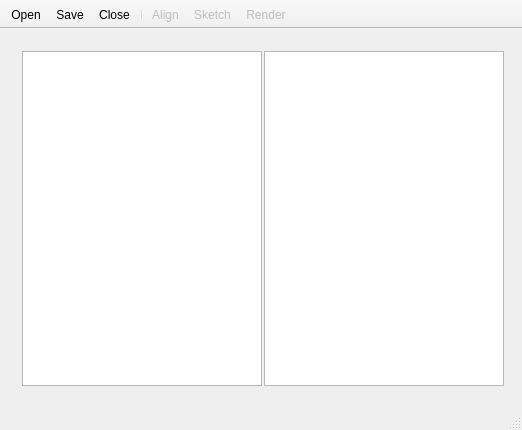
Old version of the form FaceLocation/mainwindow.ui in the repository fishwsr/FaceAlign.
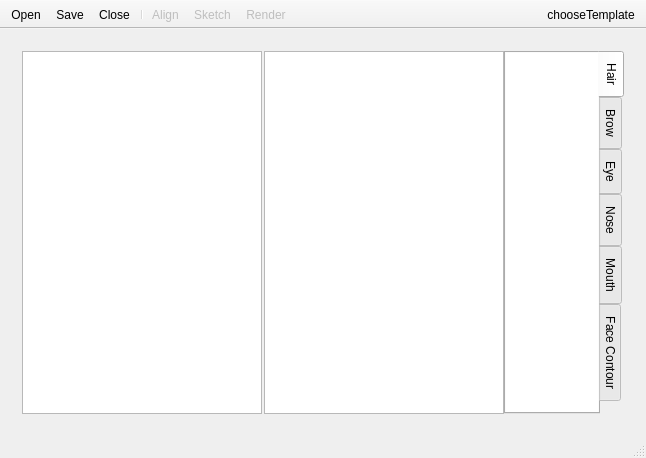
New version of the form. The open tabs and pages were chosen to show the change. Icons and pictures are not drawn. Custom widgets are drawn as their Qt base class.

Commit message: add template choose GUI

```diff
--- a/FaceLocation/mainwindow.ui
+++ b/FaceLocation/mainwindow.ui
@@ -6,8 +6,8 @@
    <rect>
     <x>0</x>
     <y>0</y>
-    <width>522</width>
-    <height>430</height>
+    <width>646</width>
+    <height>458</height>
    </rect>
   </property>
   <property name="sizePolicy">
@@ -52,6 +52,9 @@
     <property name="sizeConstraint">
      <enum>QLayout::SetDefaultConstraint</enum>
     </property>
+    <property name="horizontalSpacing">
+     <number>1</number>
+    </property>
     <item row="0" column="1">
      <widget class="QStackedWidget" name="stackedWidget">
       <property name="sizePolicy">
@@ -118,7 +121,7 @@
             <property name="minimumSize">
              <size>
               <width>240</width>
-              <height>320</height>
+              <height>300</height>
              </size>
             </property>
            </widget>
@@ -232,6 +235,148 @@
       </widget>
      </widget>
     </item>
+    <item row="0" column="2">
+     <widget class="QWidget" name="templateAreaWidget" native="true">
+      <layout class="QVBoxLayout" name="templateAreaLayout">
+       <item>
+        <widget class="QTabWidget" name="templateTabWidget">
+         <property name="minimumSize">
+          <size>
+           <width>120</width>
+           <height>0</height>
+          </size>
+         </property>
+         <property name="tabPosition">
+          <enum>QTabWidget::East</enum>
+         </property>
+         <property name="currentIndex">
+          <number>0</number>
+         </property>
+         <widget class="QWidget" name="hairTab">
+          <attribute name="title">
+           <string>Hair</string>
+          </attribute>
+          <layout class="QVBoxLayout" name="hairLayout">
+           <property name="spacing">
+            <number>6</number>
+           </property>
+           <property name="margin">
+            <number>0</number>
+           </property>
+           <item>
+            <widget class="QListWidget" name="hairListWidget">
+             <property name="frameShape">
+              <enum>QFrame::NoFrame</enum>
+             </property>
+            </widget>
+           </item>
+          </layout>
+         </widget>
+         <widget class="QWidget" name="browTab">
+          <attribute name="title">
+           <string>Brow</string>
+          </attribute>
+          <layout class="QVBoxLayout" name="browLayout">
+           <property name="spacing">
+            <number>6</number>
+           </property>
+           <property name="margin">
+            <number>0</number>
+           </property>
+           <item>
+            <widget class="QListWidget" name="browListWidget">
+             <property name="frameShape">
+              <enum>QFrame::NoFrame</enum>
+             </property>
+            </widget>
+           </item>
+          </layout>
+         </widget>
+         <widget class="QWidget" name="eyeTab">
+          <attribute name="title">
+           <string>Eye</string>
+          </attribute>
+          <layout class="QVBoxLayout" name="eyeLayout">
+           <property name="spacing">
+            <number>6</number>
+           </property>
+           <property name="margin">
+            <number>0</number>
+           </property>
+           <item>
+            <widget class="QListWidget" name="eyeListWidget">
+             <property name="frameShape">
+              <enum>QFrame::NoFrame</enum>
+             </property>
+            </widget>
+           </item>
+          </layout>
+         </widget>
+         <widget class="QWidget" name="noseTab">
+          <attribute name="title">
+           <string>Nose</string>
+          </attribute>
+          <layout class="QVBoxLayout" name="noseLayout">
+           <property name="spacing">
+            <number>6</number>
+           </property>
+           <property name="margin">
+            <number>0</number>
+           </property>
+           <item>
+            <widget class="QListWidget" name="noseListWidget">
+             <property name="frameShape">
+              <enum>QFrame::NoFrame</enum>
+             </property>
+            </widget>
+           </item>
+          </layout>
+         </widget>
+         <widget class="QWidget" name="mouthTab">
+          <attribute name="title">
+           <string>Mouth</string>
+          </attribute>
+          <layout class="QVBoxLayout" name="mouthLayout">
+           <property name="spacing">
+            <number>6</number>
+           </property>
+           <property name="margin">
+            <number>0</number>
+           </property>
+           <item>
+            <widget class="QListWidget" name="mouthListWidget">
+             <property name="frameShape">
+              <enum>QFrame::NoFrame</enum>
+             </property>
+            </widget>
+           </item>
+          </layout>
+         </widget>
+         <widget class="QWidget" name="faceContourTab">
+          <attribute name="title">
+           <string>Face Contour</string>
+          </attribute>
+          <layout class="QVBoxLayout" name="faceContourLayout">
+           <property name="spacing">
+            <number>6</number>
+           </property>
+           <property name="margin">
+            <number>0</number>
+           </property>
+           <item>
+            <widget class="QListWidget" name="faceContourListWidget">
+             <property name="frameShape">
+              <enum>QFrame::NoFrame</enum>
+             </property>
+            </widget>
+           </item>
+          </layout>
+         </widget>
+        </widget>
+       </item>
+      </layout>
+     </widget>
+    </item>
    </layout>
   </widget>
   <widget class="QToolBar" name="mainToolBar">
@@ -268,6 +413,30 @@
    <addaction name="renderAction"/>
   </widget>
   <widget class="QStatusBar" name="statusBar"/>
+  <widget class="QToolBar" name="rightToolBar">
+   <property name="sizePolicy">
+    <sizepolicy hsizetype="Minimum" vsizetype="Fixed">
+     <horstretch>0</horstretch>
+     <verstretch>0</verstretch>
+    </sizepolicy>
+   </property>
+   <property name="windowTitle">
+    <string>toolBar</string>
+   </property>
+   <property name="layoutDirection">
+    <enum>Qt::RightToLeft</enum>
+   </property>
+   <property name="movable">
+    <bool>false</bool>
+   </property>
+   <attribute name="toolBarArea">
+    <enum>TopToolBarArea</enum>
+   </attribute>
+   <attribute name="toolBarBreak">
+    <bool>false</bool>
+   </attribute>
+   <addaction name="chooseTemplateAction"/>
+  </widget>
   <action name="openAction">
    <property name="icon">
     <iconset>
@@ -377,6 +546,18 @@
     <string>Render Video</string>
    </property>
   </action>
+  <action name="chooseTemplateAction">
+   <property name="icon">
+    <iconset resource="mainwindow.qrc">
+     <normaloff>:/MainWindow/images/chooseTemplate.png</normaloff>:/MainWindow/images/chooseTemplate.png</iconset>
+   </property>
+   <property name="text">
+    <string>chooseTemplate</string>
+   </property>
+   <property name="toolTip">
+    <string>chooseTemplate</string>
+   </property>
+  </action>
  </widget>
  <layoutdefault spacing="6" margin="11"/>
  <customwidgets>
```
Left out of the diff: 2 changed lines with no effect on the pictures. The commit also changes 125 other files.
